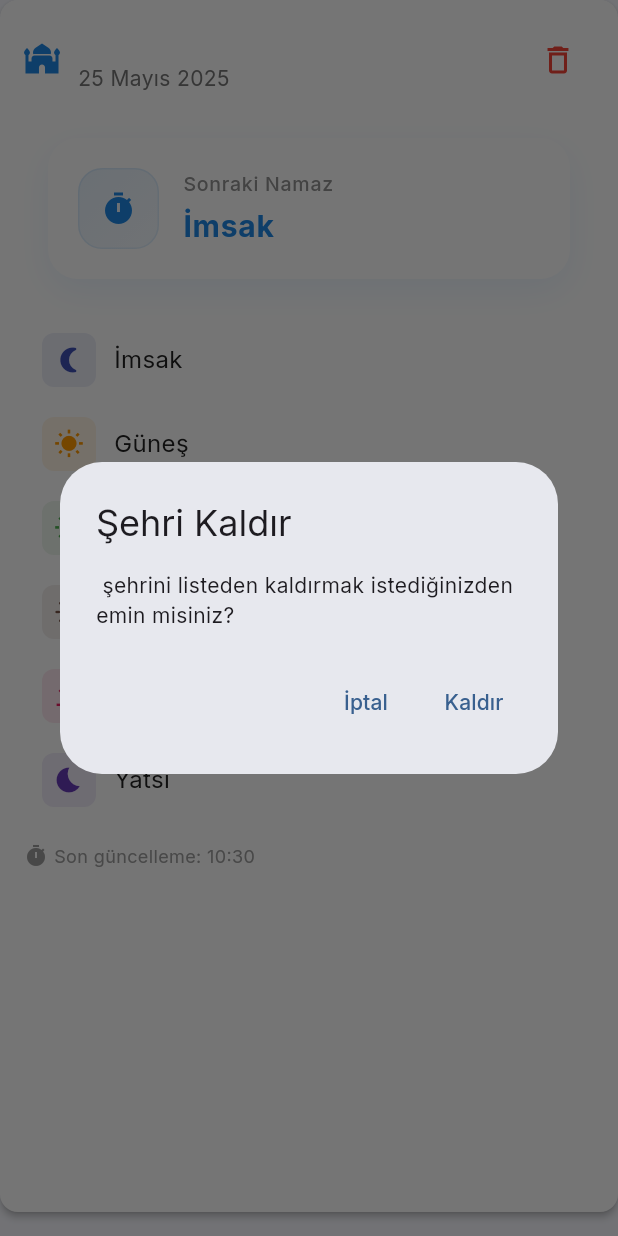
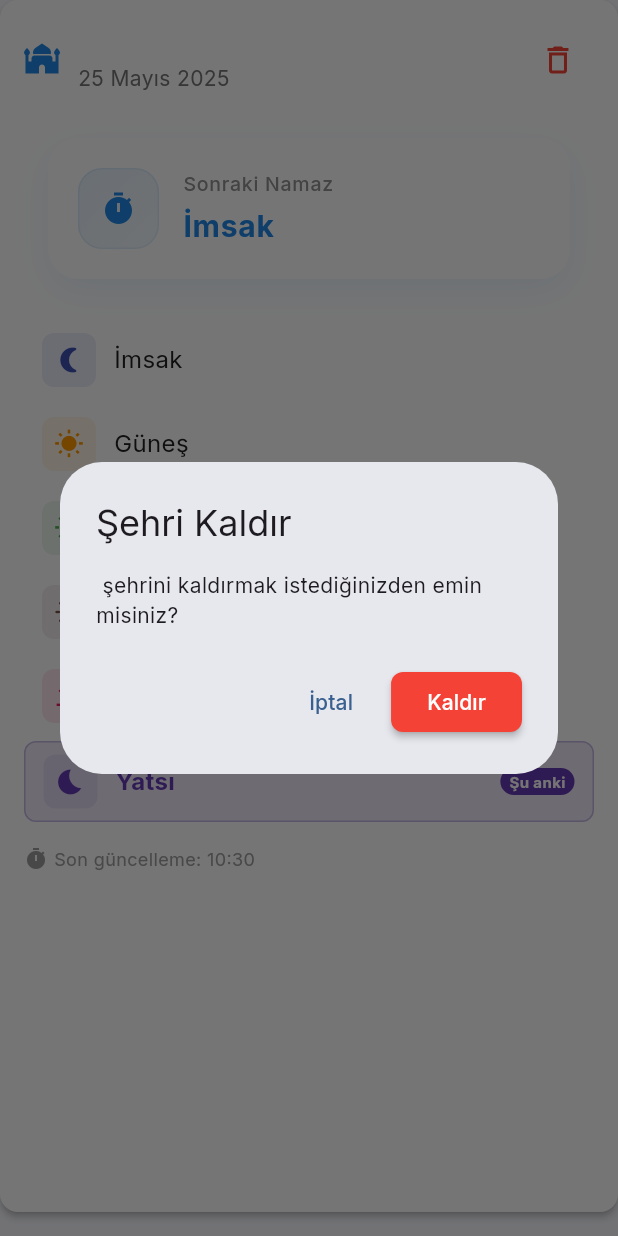
Before and after one commit to emir-ozturk/prayer_date_time, a Flutter app: the PrayerTimeCard widget shown alone on an empty page, opened directly with empty values, after a tap on the "delete outline" icon, on a phone screen of 412 x 824 dp. Run offline on Flutter 3.47's test engine with Material 3 defaults, Android fonts, the light colour scheme and no system bars; our stand-ins replace equatable, flutter_bloc, google_fonts, shared_preferences; accounts and stored records are empty.

Commit message:
şu anki vakti işaretleme

```diff
--- a/lib/core/utils/date_utils.dart
+++ b/lib/core/utils/date_utils.dart
@@ -91,24 +91,65 @@ class AppDateUtils {
     }
   }
 
-  static bool isTimeNear(String timeString, {int minutesBefore = 15}) {
+  static String getCurrentPrayerTime(Map<String, String> prayerTimes) {
     try {
       final now = DateTime.now();
-      final parts = timeString.split(':');
-      if (parts.length >= 2) {
-        final targetHour = int.parse(parts[0]);
-        final targetMinute = int.parse(parts[1]);
+      final currentTime =
+          '${now.hour.toString().padLeft(2, '0')}:'
+          '${now.minute.toString().padLeft(2, '0')}';
 
-        var target = DateTime(now.year, now.month, now.day, targetHour, targetMinute);
+      final prayers = [
+        {'name': 'İmsak', 'time': prayerTimes['fajr'] ?? ''},
+        {'name': 'Güneş', 'time': prayerTimes['sunrise'] ?? ''},
+        {'name': 'Öğle', 'time': prayerTimes['dhuhr'] ?? ''},
+        {'name': 'İkindi', 'time': prayerTimes['asr'] ?? ''},
+        {'name': 'Akşam', 'time': prayerTimes['maghrib'] ?? ''},
+        {'name': 'Yatsı', 'time': prayerTimes['isha'] ?? ''},
+      ];
 
-        if (target.isBefore(now)) {
-          target = target.add(const Duration(days: 1));
+      // Find current prayer time
+      String currentPrayer = '';
+      for (int i = 0; i < prayers.length; i++) {
+        final prayer = prayers[i];
+        final prayerTime = prayer['time']!;
+
+        if (prayerTime.isEmpty) continue;
+
+        // Check if current time is after this prayer time
+        if (_isTimeAfter(currentTime, prayerTime)) {
+          currentPrayer = prayer['name']!;
+        } else {
+          break;
         }
+      }
 
-        final difference = target.difference(now);
-        return difference.inMinutes <= minutesBefore && difference.inMinutes >= 0;
+      // If no prayer found (before first prayer), it's the last prayer of previous day
+      if (currentPrayer.isEmpty) {
+        currentPrayer = 'Yatsı';
       }
-      return false;
+
+      return currentPrayer;
+    } catch (e) {
+      return '';
+    }
+  }
+
+  static bool _isTimeAfter(String time1, String time2) {
+    try {
+      final parts1 = time1.split(':');
+      final parts2 = time2.split(':');
+
+      if (parts1.length < 2 || parts2.length < 2) return false;
+
+      final hour1 = int.tryParse(parts1[0]) ?? 0;
+      final minute1 = int.tryParse(parts1[1]) ?? 0;
+      final hour2 = int.tryParse(parts2[0]) ?? 0;
+      final minute2 = int.tryParse(parts2[1]) ?? 0;
+
+      final totalMinutes1 = hour1 * 60 + minute1;
+      final totalMinutes2 = hour2 * 60 + minute2;
+
+      return totalMinutes1 > totalMinutes2;
     } catch (e) {
       return false;
     }
@@ -119,19 +160,4 @@ class AppDateUtils {
     final hour = now.hour;
     return hour >= 6 && hour < 18; // 6 AM to 6 PM is considered daytime
   }
-
-  static String getTimeOfDayGreeting() {
-    final now = DateTime.now();
-    final hour = now.hour;
-
-    if (hour >= 5 && hour < 12) {
-      return 'Günaydın';
-    } else if (hour >= 12 && hour < 17) {
-      return 'İyi günler';
-    } else if (hour >= 17 && hour < 21) {
-      return 'İyi akşamlar';
-    } else {
-      return 'İyi geceler';
-    }
-  }
 }
--- a/lib/features/prayer_times/presentation/widgets/prayer_time_card.dart
+++ b/lib/features/prayer_times/presentation/widgets/prayer_time_card.dart
@@ -78,6 +78,16 @@ class PrayerTimeCard extends StatelessWidget {
   }
 
   Widget _buildPrayerTimes() {
+    // Get current prayer time
+    final currentPrayerName = AppDateUtils.getCurrentPrayerTime({
+      'fajr': prayerTimes.fajr,
+      'sunrise': prayerTimes.sunrise,
+      'dhuhr': prayerTimes.dhuhr,
+      'asr': prayerTimes.asr,
+      'maghrib': prayerTimes.maghrib,
+      'isha': prayerTimes.isha,
+    });
+
     return Column(
       children: [
         PrayerTimeRow(
@@ -85,36 +95,42 @@ class PrayerTimeCard extends StatelessWidget {
           time: prayerTimes.fajr,
           icon: AppIcons.fajr,
           color: AppColors.fajr,
+          isCurrent: currentPrayerName == 'İmsak',
         ),
         PrayerTimeRow(
           name: 'Güneş',
           time: prayerTimes.sunrise,
           icon: AppIcons.sunrise,
           color: AppColors.sunrise,
+          isCurrent: currentPrayerName == 'Güneş',
         ),
         PrayerTimeRow(
           name: 'Öğle',
           time: prayerTimes.dhuhr,
           icon: AppIcons.dhuhr,
           color: AppColors.dhuhr,
+          isCurrent: currentPrayerName == 'Öğle',
         ),
         PrayerTimeRow(
           name: 'İkindi',
           time: prayerTimes.asr,
           icon: AppIcons.asr,
           color: AppColors.asr,
+          isCurrent: currentPrayerName == 'İkindi',
         ),
         PrayerTimeRow(
           name: 'Akşam',
           time: prayerTimes.maghrib,
           icon: AppIcons.maghrib,
           color: AppColors.maghrib,
+          isCurrent: currentPrayerName == 'Akşam',
         ),
         PrayerTimeRow(
           name: 'Yatsı',
           time: prayerTimes.isha,
           icon: AppIcons.isha,
           color: AppColors.isha,
+          isCurrent: currentPrayerName == 'Yatsı',
         ),
       ],
     );
@@ -139,17 +155,16 @@ class PrayerTimeCard extends StatelessWidget {
       context: context,
       builder: (context) => AlertDialog(
         title: const Text('Şehri Kaldır'),
-        content: Text(
-          '${prayerTimes.districtName} şehrini listeden kaldırmak istediğinizden emin misiniz?',
-        ),
+        content: Text('${prayerTimes.districtName} şehrini kaldırmak istediğinizden emin misiniz?'),
         actions: [
           TextButton(onPressed: () => Navigator.of(context).pop(), child: const Text('İptal')),
-          TextButton(
+          ElevatedButton(
             onPressed: () {
+              context.read<PrayerTimesBloc>().add(RemoveCity(districtId: districtId));
               Navigator.of(context).pop();
-              context.read<PrayerTimesBloc>().add(RemoveCity(districtId: districtId));
             },
-            child: const Text('Kaldır'),
+            style: ElevatedButton.styleFrom(backgroundColor: AppColors.error),
+            child: const Text('Kaldır', style: TextStyle(color: Colors.white)),
           ),
         ],
       ),
--- a/lib/features/prayer_times/presentation/widgets/prayer_time_row.dart
+++ b/lib/features/prayer_times/presentation/widgets/prayer_time_row.dart
@@ -8,6 +8,7 @@ class PrayerTimeRow extends StatelessWidget {
   final String time;
   final IconData icon;
   final Color color;
+  final bool isCurrent;
 
   const PrayerTimeRow({
     super.key,
@@ -15,26 +16,25 @@ class PrayerTimeRow extends StatelessWidget {
     required this.time,
     required this.icon,
     required this.color,
+    this.isCurrent = false,
   });
 
   @override
   Widget build(BuildContext context) {
-    final isNear = AppDateUtils.isTimeNear(time);
-
     return Container(
       padding: const EdgeInsets.symmetric(vertical: 8, horizontal: 12),
       margin: const EdgeInsets.only(bottom: 4),
       decoration: BoxDecoration(
-        color: isNear ? color.withOpacity(0.1) : Colors.transparent,
+        color: isCurrent ? color.withValues(alpha: 0.1) : Colors.transparent,
         borderRadius: BorderRadius.circular(8),
-        border: isNear ? Border.all(color: color.withOpacity(0.3)) : null,
+        border: isCurrent ? Border.all(color: color.withValues(alpha: 0.3)) : null,
       ),
       child: Row(
         children: [
           Container(
             padding: const EdgeInsets.all(8),
             decoration: BoxDecoration(
-              color: color.withOpacity(0.1),
+              color: color.withValues(alpha: 0.1),
               borderRadius: BorderRadius.circular(8),
             ),
             child: Icon(icon, color: color, size: 20),
@@ -45,8 +45,8 @@ class PrayerTimeRow extends StatelessWidget {
               name,
               style: TextStyle(
                 fontSize: 16,
-                fontWeight: isNear ? FontWeight.bold : FontWeight.normal,
-                color: isNear ? color : AppColors.textPrimary,
+                fontWeight: isCurrent ? FontWeight.bold : FontWeight.normal,
+                color: isCurrent ? color : AppColors.textPrimary,
               ),
             ),
           ),
@@ -55,16 +55,16 @@ class PrayerTimeRow extends StatelessWidget {
             style: TextStyle(
               fontSize: 16,
               fontWeight: FontWeight.bold,
-              color: isNear ? color : AppColors.textPrimary,
+              color: isCurrent ? color : AppColors.textPrimary,
             ),
           ),
-          if (isNear) ...[
+          if (isCurrent) ...[
             const SizedBox(width: 8),
             Container(
               padding: const EdgeInsets.symmetric(horizontal: 6, vertical: 2),
               decoration: BoxDecoration(color: color, borderRadius: BorderRadius.circular(10)),
               child: const Text(
-                'Yaklaşıyor',
+                'Şu anki',
                 style: TextStyle(color: Colors.white, fontSize: 10, fontWeight: FontWeight.bold),
               ),
             ),
```
Also changed, not shown: lib/features/prayer_times/presentation/widgets/monthly_view_button.dart (+16 -21 lines), lib/features/prayer_times/presentation/widgets/single_city_prayer_times.dart (+28 -12 lines).
